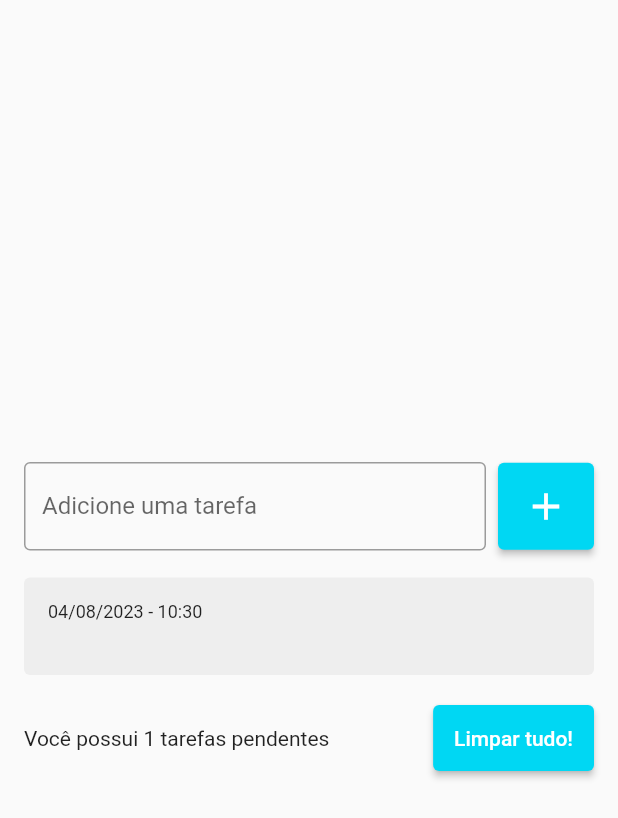
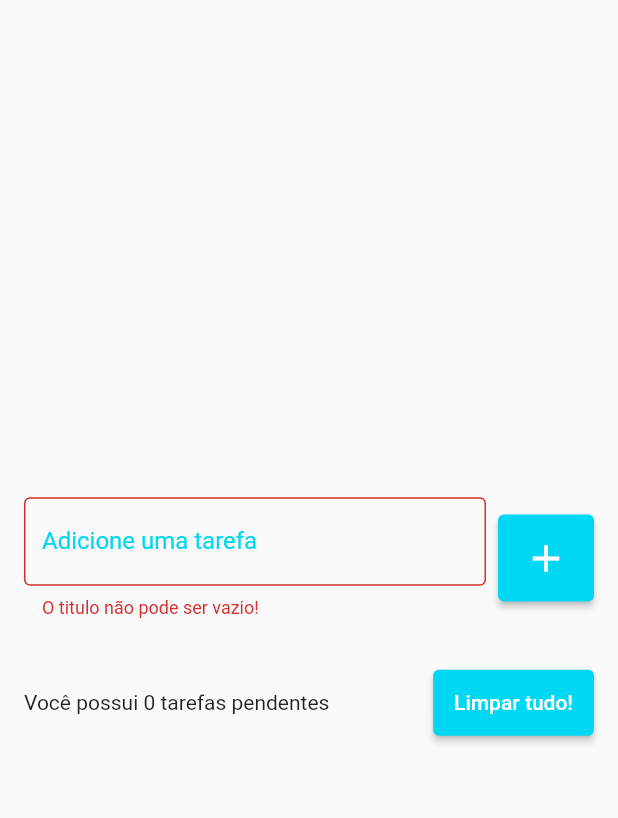
Before and after one commit to SorSerafim/todo_list, a Flutter app: the screen it shows after launch, after a tap on the "add" icon, on a phone screen of 412 x 824 dp. Shown: the top 818 px of the screen. Run offline on Flutter 3.47's test engine with Material 2 defaults, Android fonts, the light colour scheme and no system bars; drawn by our look-alikes of flutter_slidable; our stand-ins replace shared_preferences.

Commit message:
Persistindo os dados e mudanças de desing.

```diff
--- a/lib/models/todo.dart
+++ b/lib/models/todo.dart
@@ -1,6 +1,18 @@
 class Todo {
+
   Todo({required this.title, required this.dateTime});
+
+  Todo.fromJson(Map<String, dynamic> json)
+      : title = json['title'],
+        dateTime = DateTime.parse(json['datetime']);
 
   String title;
   DateTime dateTime;
+
+  Map<String, dynamic> toJson(){
+    return{
+      'title': title,
+      'datetime': dateTime.toIso8601String(),
+    };
+  }
 }
--- a/lib/pages/todo_list_page.dart
+++ b/lib/pages/todo_list_page.dart
@@ -1,5 +1,6 @@
 import 'package:flutter/material.dart';
 import 'package:todo_list/models/todo.dart';
+import 'package:todo_list/repositories/todo_repository.dart';
 import 'package:todo_list/widgets/todo_list_item.dart';
 
 class TodoListPage extends StatefulWidget {
@@ -11,10 +12,22 @@
 
 class _TodoListPageState extends State<TodoListPage> {
   final TextEditingController todoController = TextEditingController();
+  final TodoRepository todoRepository = TodoRepository();
 
   List<Todo> todos = [];
   Todo? deletedTodo;
   int? deletedTodoPos;
+
+  String? errorText;
+
+  @override
+  void initState() {
+    super.initState();
+
+    todoRepository.getTodoList().then((value) {
+      todos = value;
+    });
+  }
 
   @override
   Widget build(BuildContext context) {
@@ -36,6 +49,16 @@
                           border: OutlineInputBorder(),
                           labelText: 'Adicione uma tarefa',
                           hintText: 'Exemplo: Estudar',
+                          errorText: errorText,
+                          focusedBorder: const OutlineInputBorder(
+                            borderSide: BorderSide(
+                              color: Color(0xff00d7f3),
+                              width: 2,
+                            )
+                          ),
+                          labelStyle: const TextStyle(
+                            color: Color(0xff00d7f3),
+                          )
                         ),
                       ),
                     ),
@@ -43,20 +66,30 @@
                     ElevatedButton(
                       onPressed: () {
                         String text = todoController.text;
+
+                        if(text.isEmpty) {
+                          setState(() {
+                            errorText = 'O titulo não pode ser vazio!';
+                          });
+                          return;
+                        }
+
                         setState(() {
                           Todo newTodo = Todo(
                             title: text,
                             dateTime: DateTime.now(),
                           );
                           todos.add(newTodo);
+                          errorText = null;
                         });
                         todoController.clear();
+                        todoRepository.saveTodoList(todos);
                       },
                       style: ElevatedButton.styleFrom(
                         primary: Color(0xff00d7f3),
                         padding: EdgeInsets.all(14),
                       ),
-                      child: Icon(
+                      child: const Icon(
                         Icons.add,
                         size: 30,
                       ),
@@ -84,7 +117,7 @@
                         'Você possui ${todos.length} tarefas pendentes',
                       ),
                     ),
-                    SizedBox(width: 8),
+                    const SizedBox(width: 8),
                     ElevatedButton(
                       onPressed: showDeleteTodosConfirmationDialog,
                       style: ElevatedButton.styleFrom(
@@ -110,13 +143,14 @@
     setState(() {
       todos.remove(todo);
     });
+    todoRepository.saveTodoList(todos);
 
     ScaffoldMessenger.of(context).clearSnackBars();
     ScaffoldMessenger.of(context).showSnackBar(
       SnackBar(
         content: Text(
           'Tarefa ${todo.title} foi removido com sucesso!',
-          style: TextStyle(color: Color(0xff060708)),
+          style: const TextStyle(color: Color(0xff060708)),
         ),
         backgroundColor: Colors.white,
         action: SnackBarAction(
@@ -126,6 +160,7 @@
             setState(() {
               todos.insert(deletedTodoPos!, deletedTodo!);
             });
+            todoRepository.saveTodoList(todos);
           },
         ),
         duration: const Duration(seconds: 5),
@@ -164,5 +199,6 @@
     setState(() {
       todos.clear();
     });
+    todoRepository.saveTodoList(todos);
   }
 }
--- a/lib/repositories/todo_repository.dart
+++ b/lib/repositories/todo_repository.dart
@@ -1,9 +1,25 @@
+import 'dart:convert';
+
 import 'package:shared_preferences/shared_preferences.dart';
+import '../models/todo.dart';
+
+const todoListKey = 'todo_list';
 
 class TodoRepository {
-  TodoRepository() {
-    SharedPreferences.getInstance().then((value) => sharedPreferences = value);
+  late SharedPreferences sharedPreferences;
+
+  Future<List<Todo>> getTodoList() async{
+    sharedPreferences = await SharedPreferences.getInstance();
+    final String jsonString = sharedPreferences
+        .getString(todoListKey) ?? '[]';
+    final List jsonDecoded = jsonDecode(jsonString) as List;
+    return jsonDecoded.map((e) => Todo.fromJson(e)).toList();
   }
 
-  late SharedPreferences sharedPreferences;
+  void saveTodoList(List<Todo> todos){
+    final String jsonString = json
+        .encode(todos);
+    sharedPreferences
+        .setString(todoListKey, jsonString);
+  }
 }
```
